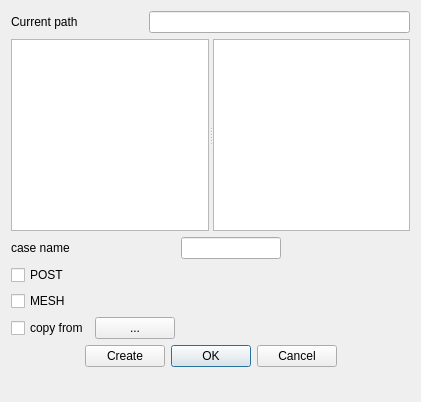
First picture: the form in gui/Base/NewCaseDialogForm.ui, repository code-saturne/code_saturne, before the edit.
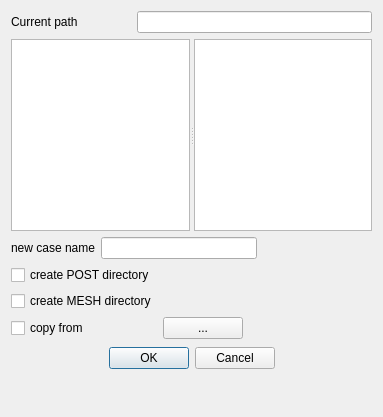
Second picture: the form after the edit.

Commit message: update case creation by GUI

```diff
--- a/gui/Base/NewCaseDialogForm.ui
+++ b/gui/Base/NewCaseDialogForm.ui
@@ -6,8 +6,8 @@
    <rect>
     <x>0</x>
     <y>0</y>
-    <width>421</width>
-    <height>402</height>
+    <width>383</width>
+    <height>417</height>
    </rect>
   </property>
   <property name="windowTitle">
@@ -40,11 +40,11 @@
        <item row="0" column="0">
         <widget class="QLabel" name="label">
          <property name="text">
-          <string>case name</string>
+          <string>new case name</string>
          </property>
         </widget>
        </item>
-       <item row="0" column="2">
+       <item row="0" column="1" colspan="3">
         <widget class="QLineEdit" name="lineEditCaseName">
          <property name="minimumSize">
           <size>
@@ -54,14 +54,14 @@
          </property>
         </widget>
        </item>
-       <item row="1" column="0">
+       <item row="1" column="0" colspan="2">
         <widget class="QCheckBox" name="checkBoxPost">
          <property name="text">
-          <string>POST</string>
+          <string>create POST directory</string>
          </property>
         </widget>
        </item>
-       <item row="1" column="2">
+       <item row="1" column="3">
         <spacer name="horizontalSpacer">
          <property name="orientation">
           <enum>Qt::Horizontal</enum>
@@ -74,14 +74,14 @@
          </property>
         </spacer>
        </item>
-       <item row="2" column="0">
+       <item row="2" column="0" colspan="2">
         <widget class="QCheckBox" name="checkBoxMesh">
          <property name="text">
-          <string>MESH</string>
+          <string>create MESH directory</string>
          </property>
         </widget>
        </item>
-       <item row="2" column="2">
+       <item row="2" column="3">
         <spacer name="horizontalSpacer_2">
          <property name="orientation">
           <enum>Qt::Horizontal</enum>
@@ -101,14 +101,14 @@
          </property>
         </widget>
        </item>
-       <item row="3" column="1">
+       <item row="3" column="2">
         <widget class="QPushButton" name="pushButtonCopyFrom">
          <property name="text">
           <string>...</string>
          </property>
         </widget>
        </item>
-       <item row="3" column="2">
+       <item row="3" column="3">
         <spacer name="horizontalSpacer_3">
          <property name="orientation">
           <enum>Qt::Horizontal</enum>
@@ -130,8 +130,8 @@
        </property>
        <property name="sizeHint" stdset="0">
         <size>
-         <width>198</width>
-         <height>20</height>
+         <width>18</width>
+         <height>104</height>
         </size>
        </property>
       </spacer>
@@ -155,13 +155,6 @@
      </item>
      <item>
       <layout class="QHBoxLayout" name="horizontalLayout">
-       <item>
-        <widget class="QPushButton" name="pushButtonCreate">
-         <property name="text">
-          <string>Create</string>
-         </property>
-        </widget>
-       </item>
        <item>
         <widget class="QDialogButtonBox" name="buttonBox">
          <property name="standardButtons">
```
The commit also changes 2 other files.
